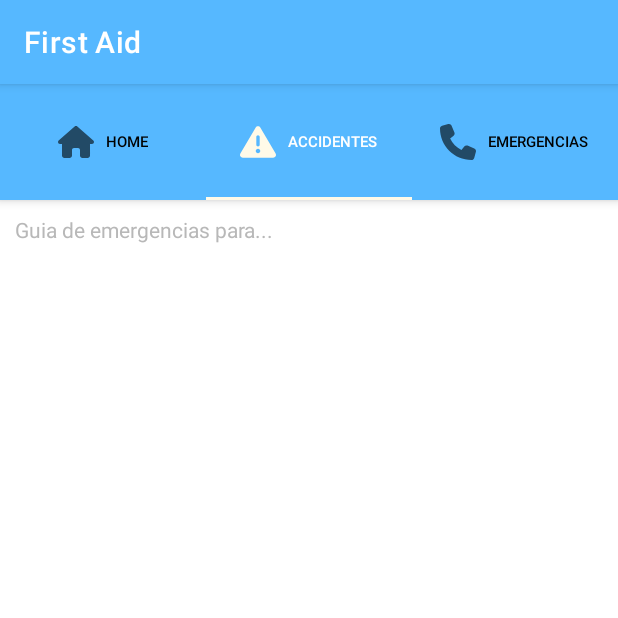
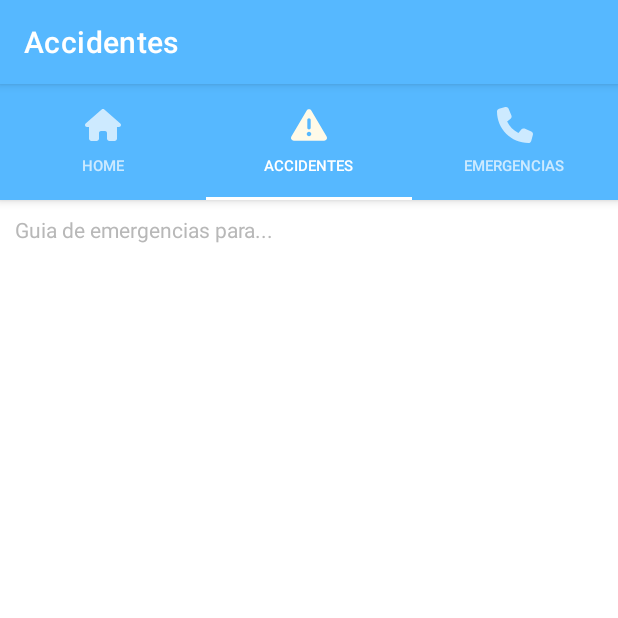
Before and after one commit to nazho248/FirstAidApp, an Android app: the screen it shows after launch (MainActivity), tab 2 chosen, on a phone screen of 412 x 824 dp, the top half of it. Run offline under Robolectric (Android 15) with nearby library versions, the phone set to English and light mode, and no system bars; our stand-ins replace Firebase (no records; nobody signed in at launch, a user with empty details on screens opened directly); libraries missing offline, so code that uses them is left out: org.imaginativeworld.whynotimagecarousel; 7 statements that could not run were skipped.

Commit message:
cambios antes de crear informacion accidentes

```diff
--- a/app/src/main/java/com/project/firstaid/MainActivity.kt
+++ b/app/src/main/java/com/project/firstaid/MainActivity.kt
@@ -86,6 +86,7 @@ class MainActivity : AppCompatActivity() {
 
         //change color of action bar to white
         supportActionBar?.setBackgroundDrawable(getDrawable(R.color.enfasis))
+
         setUpTabs()
     }
 
@@ -106,7 +107,40 @@ class MainActivity : AppCompatActivity() {
         /*jump line*/
         tabs.getTabAt(0)?.setIcon(R.drawable.house_solid)
         tabs.getTabAt(1)?.setIcon(R.drawable.triangle_exclamation)
+        //change de color of the icons to white
         tabs.getTabAt(2)?.setIcon(R.drawable.phone_solid)
 
+        tabs.getTabAt(1)?.icon?.setTint(getColor(R.color.blancodeshabilitadoApp))
+        tabs.getTabAt(2)?.icon?.setTint(getColor(R.color.blancodeshabilitadoApp))
     }
+
+    //change the color of the icons when the tab is selected
+    override fun onResume() {
+        super.onResume()
+
+        //change name of the action bar
+
+        val tabs = findViewById<com.google.android.material.tabs.TabLayout>(R.id.tabs)
+        tabs.addOnTabSelectedListener(object : TabLayout.OnTabSelectedListener {
+            override fun onTabSelected(tab: TabLayout.Tab) {
+                tab.icon?.setTint(getColor(R.color.blancoApp))
+            }
+
+            override fun onTabUnselected(tab: TabLayout.Tab) {
+                tab.icon?.setTint(getColor(R.color.blancodeshabilitadoApp))
+            }
+
+            override fun onTabReselected(tab: TabLayout.Tab) {
+                tab.icon?.setTint(getColor(R.color.blancoApp))
+            }
+
+
+
+
+        })
+
+
+    }
+
+
 }
--- a/app/src/main/java/com/project/firstaid/fragments_main/AccidentesFragment.kt
+++ b/app/src/main/java/com/project/firstaid/fragments_main/AccidentesFragment.kt
@@ -10,10 +10,13 @@ import androidx.recyclerview.widget.RecyclerView
 import com.example.myapplication.AccidentesAdapter
 import com.google.firebase.firestore.ktx.firestore
 import com.google.firebase.ktx.Firebase
+import com.project.firstaid.MainActivity
 import com.project.firstaid.R
 
 
 class AccidentesFragment : Fragment() {
+
+
 
     private val titulosAccidentes = ArrayList<String>()
     private val iconosAccidentes = ArrayList<Int>()
@@ -33,7 +36,7 @@ class AccidentesFragment : Fragment() {
 
 
         val recyclerView = view.findViewById<RecyclerView>(R.id.recTitles)
-        Adapter = AccidentesAdapter(titulosAccidentes, iconosAccidentes)
+        Adapter = AccidentesAdapter(titulosAccidentes, iconosAccidentes, requireContext())
         recyclerView.layoutManager = LinearLayoutManager(requireContext())
         recyclerView.adapter = Adapter
 
@@ -64,6 +67,10 @@ class AccidentesFragment : Fragment() {
         }
     }
 
+    override fun onResume() {
+        super.onResume()
+        (requireActivity() as MainActivity).supportActionBar?.title = "Accidentes"
+    }
 
 
 }
--- a/app/src/main/java/com/project/firstaid/fragments_main/HomeFragment.kt
+++ b/app/src/main/java/com/project/firstaid/fragments_main/HomeFragment.kt
@@ -5,6 +5,7 @@ import androidx.fragment.app.Fragment
 import android.view.LayoutInflater
 import android.view.View
 import android.view.ViewGroup
+import com.project.firstaid.MainActivity
 import com.project.firstaid.R
 import org.imaginativeworld.whynotimagecarousel.ImageCarousel
 import org.imaginativeworld.whynotimagecarousel.model.CarouselItem
@@ -70,6 +71,10 @@ class Home2Fragment : Fragment() {
         return view
     }
 
+    override fun onResume() {
+        super.onResume()
+        (requireActivity() as MainActivity).supportActionBar?.title = "First Aid App"
+    }
 
 
 }
--- a/app/src/main/res/layout/activity_main.xml
+++ b/app/src/main/res/layout/activity_main.xml
@@ -27,11 +27,11 @@
             app:layout_constraintTop_toTopOf="parent"
             app:tabBackground="@color/enfasis"
             app:tabGravity="fill"
-            app:tabInlineLabel="true"
             app:tabMode="fixed"
             app:tabSelectedTextColor="@android:color/white"
             app:tabTextAppearance="@style/customTabStyle"
-            app:tabTextColor="@android:color/black" />
+            app:tabTextColor="@color/blancodeshabilitadoApp"
+            app:tabInlineLabel="false" />
 
     </com.google.android.material.appbar.AppBarLayout>
 
--- a/app/src/main/res/values/colors.xml
+++ b/app/src/main/res/values/colors.xml
@@ -16,6 +16,7 @@
     <color name='negroApp'>#011827</color>
     <color name='grisApp'>#B8B8B8</color>
     <color name='grisclaroApp'>#F2F2F2</color>
+    <color name='blancodeshabilitadoApp'>#B3FFFFFF</color>
 
 
 <!--    <color name="purple_200">#FFBB86FC</color>
--- a/app/src/main/res/values/strings.xml
+++ b/app/src/main/res/values/strings.xml
@@ -8,4 +8,5 @@
     <string name="hello_blank_fragment">Hello blank fragment</string>
     <string name="descripcionApp">En esta app encontrarás guías a diferentes accidentes y el paso a paso a realizar. Además de conocimientos básicos de primeros auxilios en la sección a continuación.</string>
     <string name="Pautas_Basicas">En esta sección encontrarás conceptos básicos de primeros auxilios</string>
+    <string name="title_activity_information">Information</string>
 </resources>
--- a/app/src/main/res/values/styles.xml
+++ b/app/src/main/res/values/styles.xml
@@ -3,9 +3,9 @@
 
     <style name="AppTheme" parent="Theme.AppCompat.Light.NoActionBar">
         <!-- Customize your theme here. -->
-        <item name="colorPrimary">#FFC800</item>
-        <item name="colorPrimaryDark">#EEFF00</item>
-        <item name="colorAccent">#FF0000</item>
+        <item name="colorPrimary">@color/enfasis</item>
+        <item name="colorPrimaryDark">@color/negroApp</item>
+        <item name="colorAccent">@color/enfasis2</item>
     </style>
 
     <style name="Theme.FirstAid_nobar" parent="Theme.MaterialComponents.DayNight.DarkActionBar">
--- a/app/src/main/res/values/themes.xml
+++ b/app/src/main/res/values/themes.xml
@@ -2,7 +2,7 @@
     <!-- Base application theme. -->
     <style name="Theme.FirstAid" parent="Theme.MaterialComponents.DayNight.DarkActionBar">
         <!-- Primary brand color. -->
-        <item name="colorPrimary">@color/blancoApp</item>
+        <item name="colorPrimary">@color/white</item>
         <item name="colorPrimaryVariant">@color/purple_700</item>
         <item name="colorOnPrimary">@color/white</item>
         <!-- Secondary brand color. -->
@@ -11,6 +11,7 @@
         <item name="colorOnSecondary">@color/black</item>
         <!-- Status bar color. -->
         <item name="android:statusBarColor">@color/enfasis</item>
+
         <!-- Customize your theme here. -->
     </style>
 
```
Also changed, not shown: app/src/main/AndroidManifest.xml (+15 -16 lines), app/src/main/java/com/project/firstaid/fragments_main/EmergenciasFragment.kt (+7 -0 lines), app/src/main/java/com/project/firstaid/fragments_main/adapters/AccidentesAdapter.kt (+42 -17 lines).
